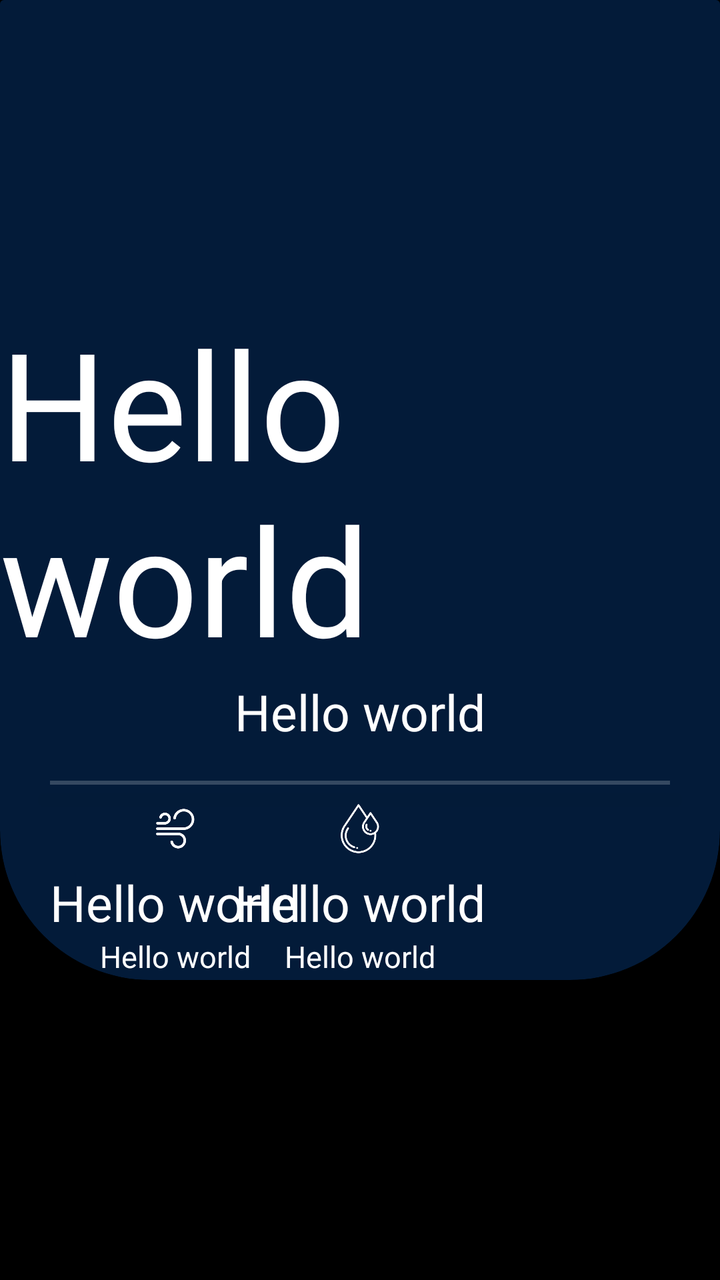
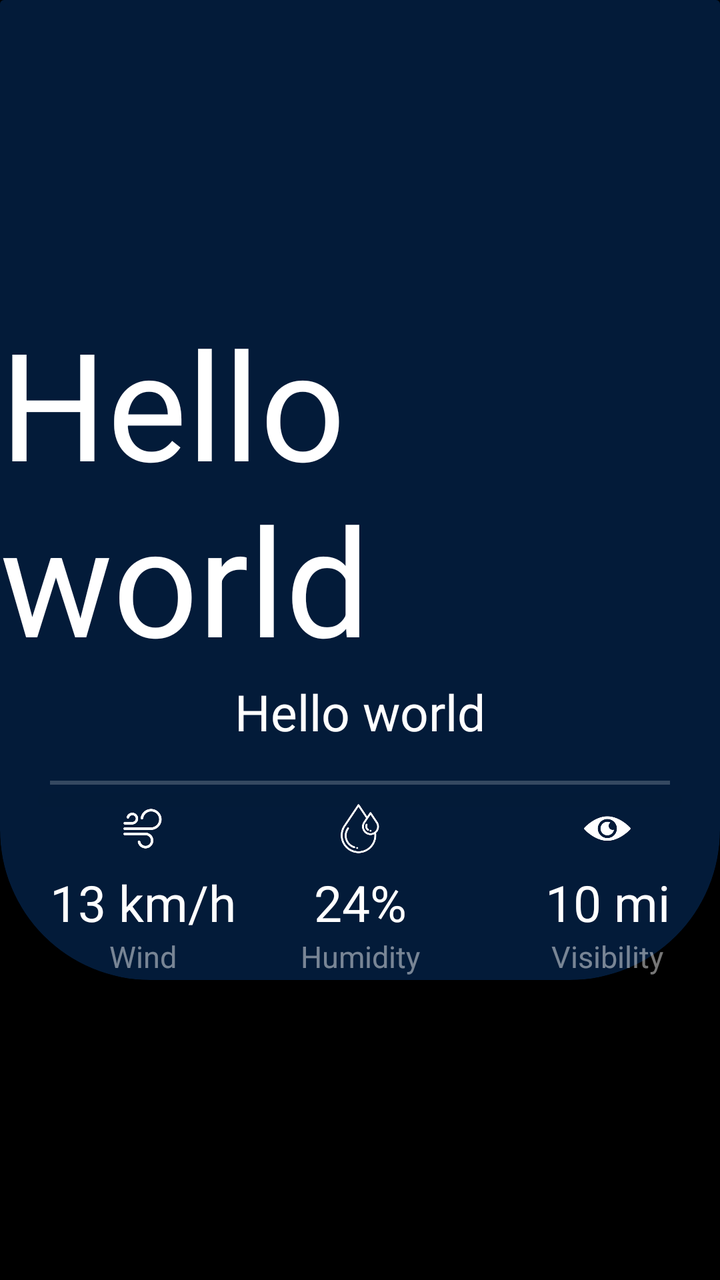

Screens rendered from an Android XML layout before and after an edit, with the pre-edit source and the edit as a unified diff.
<!-- AndroidManifest.xml: application theme Theme.WeatherApp -->
<!-- res/layout/activity_main.xml -->
<?xml version="1.0" encoding="utf-8"?>
<androidx.constraintlayout.widget.ConstraintLayout xmlns:android="http://schemas.android.com/apk/res/android"
    xmlns:app="http://schemas.android.com/apk/res-auto"
    xmlns:tools="http://schemas.android.com/tools"
    android:layout_width="match_parent"
    android:layout_height="match_parent"
    android:background="@color/black"
    tools:context=".MainActivity">


    <androidx.constraintlayout.widget.ConstraintLayout
        android:layout_width="match_parent"
        android:layout_height="match_parent"
        android:layout_marginBottom="150dp"
        android:background="@drawable/rounded_corner"
        app:layout_constraintBottom_toBottomOf="parent"
        app:layout_constraintEnd_toEndOf="parent"
        app:layout_constraintStart_toStartOf="parent"
        app:layout_constraintTop_toTopOf="parent">


        <TextView
            android:id="@+id/textView_temp"
            android:layout_width="wrap_content"
            android:layout_height="wrap_content"
            android:text="Hello world"
            android:textColor="@color/white"
            android:textSize="75sp"
            android:translationZ="10dp"
            app:layout_constraintBottom_toBottomOf="parent"
            app:layout_constraintEnd_toEndOf="parent"
            app:layout_constraintStart_toStartOf="parent"
            app:layout_constraintTop_toTopOf="parent" />

        <TextView
            android:id="@+id/textView_weatherDescription"
            android:layout_width="wrap_content"
            android:layout_height="wrap_content"
            android:text="Hello world"
            android:textColor="@color/white"
            android:textSize="25sp"
            android:translationZ="10dp"
            app:layout_constraintBottom_toTopOf="@+id/view"
            app:layout_constraintEnd_toEndOf="parent"
            app:layout_constraintStart_toStartOf="parent"
            app:layout_constraintTop_toBottomOf="@+id/textView_temp"
            app:layout_constraintVertical_bias="0.0" />

        <View
            android:id="@+id/view"
            android:layout_width="match_parent"
            android:layout_height="2dp"
            android:layout_marginHorizontal="25dp"
            android:background="#33ffffff"
            android:translationZ="10dp"
            app:layout_constraintBottom_toBottomOf="parent"
            app:layout_constraintEnd_toEndOf="@+id/cardView"
            app:layout_constraintStart_toStartOf="parent"
            app:layout_constraintTop_toTopOf="parent"
            app:layout_constraintVertical_bias="0.8" />

        <androidx.constraintlayout.widget.ConstraintLayout
            android:id="@+id/constraintLayout"
            android:layout_width="0dp"
            android:layout_height="0dp"
            android:translationZ="10dp"
            app:layout_constraintBottom_toBottomOf="parent"
            app:layout_constraintEnd_toEndOf="@+id/view"
            app:layout_constraintStart_toStartOf="@+id/view"
            app:layout_constraintTop_toBottomOf="@+id/view">

            <LinearLayout
                android:layout_width="wrap_content"
                android:layout_height="wrap_content"
                android:orientation="vertical"
                app:layout_constraintBottom_toBottomOf="parent"
                app:layout_constraintEnd_toEndOf="parent"
                app:layout_constraintHorizontal_bias="0.0"
                app:layout_constraintStart_toStartOf="parent"
                app:layout_constraintTop_toTopOf="parent">

                <ImageView
                    android:src="@mipmap/icon_wind_foreground"
                    android:id="@+id/imageView_currentWind"
                    android:layout_gravity="center_horizontal"
                    android:layout_width="40dp"
                    android:layout_height="40dp"
                    android:scaleType="fitXY"
                    android:contentDescription="TODO" />

                <TextView
                    android:id="@+id/textView_currentWindSpeed_1"
                    android:layout_width="wrap_content"
                    android:layout_height="wrap_content"
                    android:text="Hello world"
                    android:textColor="@color/white"
                    android:textSize="25sp"
                    android:translationZ="20dp" />


                <TextView
                    android:id="@+id/textView_currentWindSpeed_2"
                    android:layout_width="wrap_content"
                    android:layout_height="wrap_content"
                    android:text="Hello world"
                    android:textColor="@color/white"
                    android:layout_gravity="center_horizontal"
                    android:textSize="15sp"
                    android:translationZ="20dp" />

            </LinearLayout>


            <LinearLayout
                android:layout_width="wrap_content"
                android:layout_height="wrap_content"
                android:orientation="vertical"
                app:layout_constraintBottom_toBottomOf="parent"
                app:layout_constraintEnd_toEndOf="parent"
                app:layout_constraintStart_toStartOf="parent"
                app:layout_constraintTop_toTopOf="parent">

                <ImageView
                    android:id="@+id/imageView_currentHumidity"
                    android:layout_width="40dp"
                    android:layout_height="40dp"
                    android:layout_gravity="center_horizontal"
                    android:contentDescription="TODO"
                    android:scaleType="fitXY"
                    android:src="@mipmap/icon_humidity_foreground" />

                <TextView
                    android:id="@+id/textView_currentHumidity_1"
                    android:layout_width="wrap_content"
                    android:layout_height="wrap_content"
                    android:text="Hello world"
                    android:textColor="@color/white"
                    android:textSize="25sp"
                    android:translationZ="20dp" />


                <TextView
                    android:id="@+id/textView_currentHumidity_2"
                    android:layout_width="wrap_content"
                    android:layout_height="wrap_content"
                    android:layout_gravity="center_horizontal"
                    android:text="Hello world"
                    android:textColor="@color/white"
                    android:textSize="15sp"
                    android:translationZ="20dp" />

            </LinearLayout>



        </androidx.constraintlayout.widget.ConstraintLayout>

        <androidx.cardview.widget.CardView
            android:id="@+id/cardView"
            android:layout_width="match_parent"
            android:layout_height="match_parent"
            app:cardBackgroundColor="@color/black"
            app:layout_constraintBottom_toBottomOf="parent"
            app:layout_constraintEnd_toEndOf="parent"
            app:layout_constraintStart_toStartOf="parent"
            app:layout_constraintTop_toTopOf="parent">

            <androidx.cardview.widget.CardView
                android:layout_width="match_parent"
                android:layout_height="match_parent"
                android:layout_marginTop="-75dp"
                app:cardBackgroundColor="@color/dark_blue"
                app:cardCornerRadius="75dp">

                <ImageView
                    android:id="@+id/image_view"
                    android:layout_width="match_parent"
                    android:layout_height="match_parent"
                    android:contentDescription="TODO"
                    android:scaleType="fitXY" />

            </androidx.cardview.widget.CardView>
        </androidx.cardview.widget.CardView>


    </androidx.constraintlayout.widget.ConstraintLayout>

</androidx.constraintlayout.widget.ConstraintLayout>
<!-- resources referenced by this layout -->
<resources>
  <color name="black">#FF000000</color>
  <color name="dark_blue">#031b39</color>
  <color name="white">#FFFFFFFF</color>
  <!-- drawable rounded_corner (drawable) -->
  <?xml version="1.0" encoding="utf-8"?>
  <shape xmlns:android="http://schemas.android.com/apk/res/android">
      <solid android:color="@color/transparent"/>
  
      <corners android:bottomLeftRadius="50dp"
               android:bottomRightRadius="50dp"/>
  
  </shape>
  <!-- mipmap icon_humidity_foreground: png bitmap (mipmap-hdpi, 3598 bytes) -->
  <!-- mipmap icon_wind_foreground: png bitmap (mipmap-hdpi, 2291 bytes) -->
  <style name="Theme.WeatherApp" parent="Theme.MaterialComponents.DayNight.NoActionBar">
          
          <item name="colorPrimary">@color/purple_500</item>
          <item name="colorPrimaryVariant">@color/purple_700</item>
          <item name="colorOnPrimary">@color/white</item>
          
          <item name="colorSecondary">@color/teal_200</item>
          <item name="colorSecondaryVariant">@color/teal_700</item>
          <item name="colorOnSecondary">@color/black</item>
          
          <item name="android:statusBarColor" tools:targetApi="l">@color/transparent</item>
          
  
      </style>
  <color name="transparent">#00000000</color>
  <color name="purple_500">#FF6200EE</color>
  <color name="purple_700">#FF3700B3</color>
  <color name="teal_200">#FF03DAC5</color>
  <color name="teal_700">#FF018786</color>
</resources>

<!-- the commit's change to res/layout/activity_main.xml (unified diff, before → after) -->
@@ -92,8 +92,9 @@
                     android:id="@+id/textView_currentWindSpeed_1"
                     android:layout_width="wrap_content"
                     android:layout_height="wrap_content"
-                    android:text="Hello world"
+                    android:text="13 km/h"
                     android:textColor="@color/white"
+                    android:layout_gravity="center_horizontal"
                     android:textSize="25sp"
                     android:translationZ="20dp" />
 
@@ -102,12 +103,11 @@
                     android:id="@+id/textView_currentWindSpeed_2"
                     android:layout_width="wrap_content"
                     android:layout_height="wrap_content"
-                    android:text="Hello world"
-                    android:textColor="@color/white"
-                    android:layout_gravity="center_horizontal"
+                    android:layout_gravity="center_horizontal"
+                    android:text="Wind"
+                    android:textColor="@color/font_alt"
                     android:textSize="15sp"
                     android:translationZ="20dp" />
-
             </LinearLayout>
 
 
@@ -133,7 +133,8 @@
                     android:id="@+id/textView_currentHumidity_1"
                     android:layout_width="wrap_content"
                     android:layout_height="wrap_content"
-                    android:text="Hello world"
+                    android:text="24%"
+                    android:layout_gravity="center_horizontal"
                     android:textColor="@color/white"
                     android:textSize="25sp"
                     android:translationZ="20dp" />
@@ -144,8 +145,54 @@
                     android:layout_width="wrap_content"
                     android:layout_height="wrap_content"
                     android:layout_gravity="center_horizontal"
-                    android:text="Hello world"
+                    android:text="Humidity"
+                    android:textColor="@color/font_alt"
+                    android:textSize="15sp"
+                    android:translationZ="20dp" />
+
+            </LinearLayout>
+
+
+            <LinearLayout
+                android:layout_width="wrap_content"
+                android:layout_height="wrap_content"
+                android:orientation="vertical"
+                app:layout_constraintBottom_toBottomOf="parent"
+                app:layout_constraintEnd_toEndOf="parent"
+                app:layout_constraintHorizontal_bias="1.0"
+                app:layout_constraintStart_toStartOf="parent"
+                app:layout_constraintTop_toTopOf="parent">
+
+                <ImageView
+                    android:id="@+id/imageView_currentVisibility"
+                    android:layout_width="40dp"
+                    android:layout_height="40dp"
+                    android:layout_gravity="center_horizontal"
+                    android:layout_weight="1"
+                    android:contentDescription="TODO"
+                    android:scaleType="fitXY"
+                    android:src="@mipmap/icon_visibility_foreground" />
+
+                <TextView
+                    android:id="@+id/textView_currentVisibility_1"
+                    android:layout_width="wrap_content"
+                    android:layout_height="wrap_content"
+                    android:text="10 mi"
+                    android:layout_weight="1"
+                    android:layout_gravity="center_horizontal"
                     android:textColor="@color/white"
+                    android:textSize="25sp"
+                    android:translationZ="20dp" />
+
+
+                <TextView
+                    android:id="@+id/textView_currentVisibility_2"
+                    android:layout_width="wrap_content"
+                    android:layout_height="wrap_content"
+                    android:layout_gravity="center_horizontal"
+                    android:layout_weight="1"
+                    android:text="Visibility"
+                    android:textColor="@color/font_alt"
                     android:textSize="15sp"
                     android:translationZ="20dp" />
 
<!-- resource entries referenced after the edit -->
@@ -2,6 +2,7 @@
 <resources>
   <color name="black">#FF000000</color>
   <color name="dark_blue">#031b39</color>
+  <color name="font_alt">#77ffffff</color>
   <color name="white">#FFFFFFFF</color>
   <!-- drawable rounded_corner (drawable) -->
   <?xml version="1.0" encoding="utf-8"?>
@@ -13,6 +14,7 @@
   
   </shape>
   <!-- mipmap icon_humidity_foreground: png bitmap (mipmap-hdpi, 3598 bytes) -->
+  <!-- mipmap icon_visibility_foreground: png bitmap (mipmap-hdpi, 1444 bytes) -->
   <!-- mipmap icon_wind_foreground: png bitmap (mipmap-hdpi, 2291 bytes) -->
   <style name="Theme.WeatherApp" parent="Theme.MaterialComponents.DayNight.NoActionBar">
           
